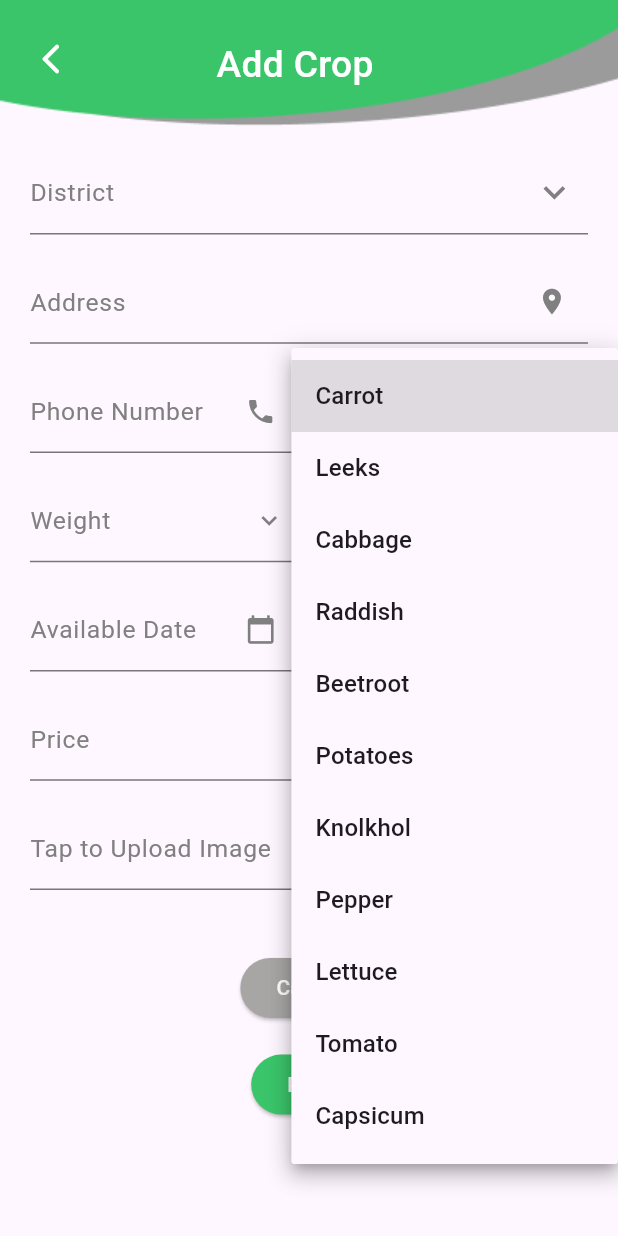
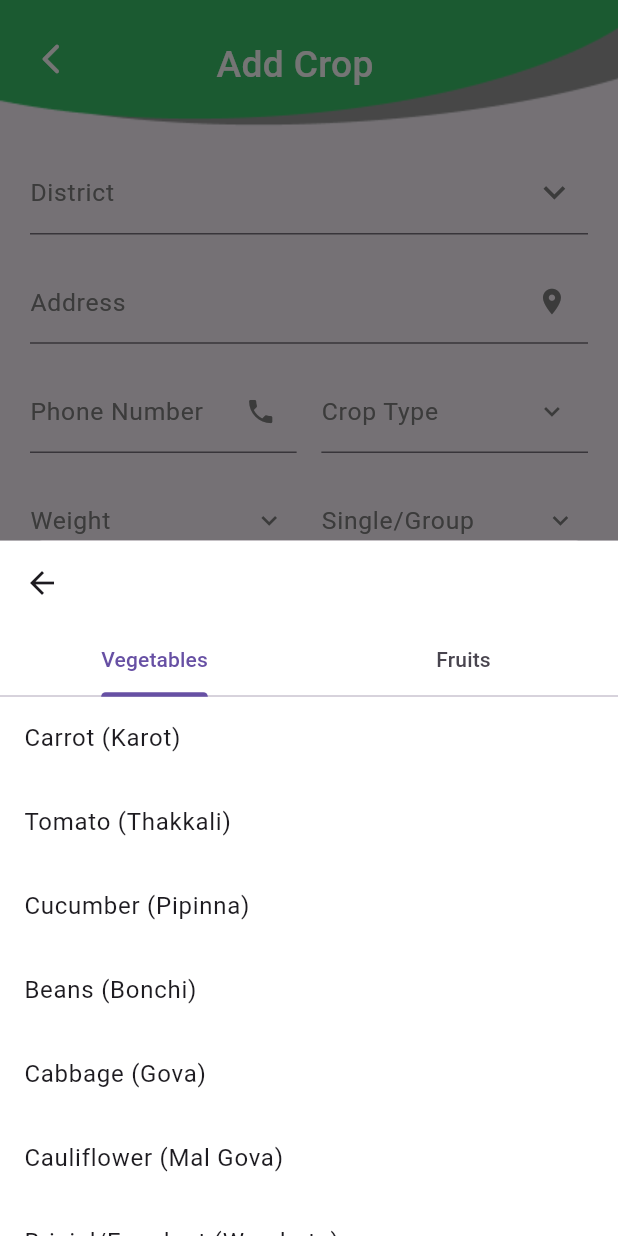
Before and after one commit to QuadraBytes/green_market_test, a Flutter app: the AddCropScreen screen opened directly, after a tap on "Crop Type", on a phone screen of 412 x 824 dp. Run offline on Flutter 3.47's test engine with Material 3 defaults, Android fonts, the light colour scheme and no system bars; our stand-ins replace cloud_firestore, community_material_icon, connectivity_plus, device_preview, firebase_auth, firebase_core and 7 more; missing offline and left inert: email_otp; accounts and stored records are empty.

Commit message:
Connectivity checking and add crop finalized

```diff
--- a/lib/models/models.dart
+++ b/lib/models/models.dart
@@ -55,3 +55,76 @@ const cropTypes = [
 ];
 
 const groupType = ['Single', 'Group'];
+
+const vegetables = [
+  "Carrot (Karot)",
+  "Tomato (Thakkali)",
+  "Cucumber (Pipinna)",
+  "Beans (Bonchi)",
+  "Cabbage (Gova)",
+  "Cauliflower (Mal Gova)",
+  "Brinjal/Eggplant (Wambatu)",
+  "Bitter Gourd (Karavila)",
+  "Pumpkin (Wattakka)",
+  "Snake Gourd (Pathola)",
+  "Bottle Gourd (Labu)",
+  "Ash Plantain (Alu Kesel)",
+  "Winged Beans (Dambala)",
+  "Drumstick (Murunga)",
+  "Leeks (Leeks)",
+  "Beetroot (Rathu ala)",
+  "Radish (Rabu)",
+  "Spinach (Nivithi)",
+  "Amaranth (Thampala)",
+  "Okra (Bandakka)",
+  "Green Chillies (Amu Miris)",
+  "Capsicum (Malumiris)",
+  "Onion (Luunu)",
+  "Garlic (Sudulunu)",
+  "Ginger (Inguru)",
+  "Potato (Ala)",
+  "Sweet Potato (Bathala)",
+  "Yam (Kiri Ala, Raja Ala, Katu Ala)",
+  "Cassava (Manyokka)",
+  "Kohila (Kohila)",
+  "Turmeric (Kaha)",
+  "Coriander (Kottamalli)",
+  "Fenugreek (Uluhal)",
+  "Mint (Minchi)",
+  "Curry Leaves (Karapincha)",
+  "Water Spinach (Kankun)",
+  "Spring Onion (Kola Lunu)",
+  "Zucchini (Zucchini)"
+];
+
+const fruits = [
+  "Banana (Kesel)",
+  "Mango (Amba)",
+  "Papaya (Papol)",
+  "Pineapple (Annasi)",
+  "Jackfruit (Waraka)",
+  "Durian (Duriyan)",
+  "Rambutan (Rambutan)",
+  "Mangosteen (Mangus)",
+  "Avocado (Aligatapera)",
+  "Guava (Pera)",
+  "Wood Apple (Diwul)",
+  "Soursop (Katu Anoda)",
+  "Passion Fruit (Wel Dodam)",
+  "Watermelon (Peni Komadu)",
+  "Orange (Dodan)",
+  "Grapes (Midi)",
+  "Pomegranate (Delum)",
+  "Lime (Dehi)",
+  "Lemon (Lemon)",
+  "Apple (Alpple)",
+  "Tamarind (Siyambala)",
+  "Sapodilla (Sapathilla)",
+  "Custard Apple (Anoda)",
+  "Starfruit (Kamaranga)",
+  "Dragon Fruit",
+  "Bellyache Bush (Nelli)",
+  "Bilimbi (Bilin)",
+  "Pomelo (Jambola)",
+  "Rose Apple (Jambu)"
+];
--- a/lib/screens/add_crop_screen.dart
+++ b/lib/screens/add_crop_screen.dart
@@ -113,17 +113,6 @@ class _AddCropScreenState extends State<AddCropScreen> {
       }
 
       try {
-        // List imagesUrls = [];
-
-        // for (var image in _images) {
-        //   var imageName = DateTime.now().millisecondsSinceEpoch.toString();
-        //   var storageRef =
-        //       FirebaseStorage.instance.ref().child('$imageName.jpg');
-        //   var uploadTask = storageRef.putFile(image!);
-        //   var downloadUrl = await (await uploadTask).ref.getDownloadURL();
-        //   imagesUrls.add(downloadUrl);
-        // }
-
         var imageName = DateTime.now().millisecondsSinceEpoch.toString();
         var storageRef = FirebaseStorage.instance.ref().child('$imageName.jpg');
         var uploadTask = storageRef.putFile(_image!);
@@ -157,6 +146,73 @@ Navigator.of(context).pushAndRemoveUntil(
             backgroundColor: Colors.red));
       }
     }
+  }
+
+  void showCropTypes() {
+    showModalBottomSheet<void>(
+        context: context,
+        builder: (BuildContext context) {
+          return DefaultTabController(
+            length: 2,
+            child: Scaffold(
+              appBar: AppBar(
+                backgroundColor: Colors.white,
+                elevation: 0,
+                bottom: const TabBar(
+                  tabs: [
+                    Tab(text: 'Vegetables'),
+                    Tab(text: 'Fruits'),
+                  ],
+                ),
+              ),
+              body: TabBarView(
+                children: [
+                  Container(
+                    color: Colors.white, // Background color for Vegetables
+                    child: ListView.builder(
+                      itemCount: vegetables.length,
+                      itemBuilder: (BuildContext context, int index) {
+                        return ListTile(
+                          title: Text(
+                            vegetables[index],
+                            style: TextStyle(fontSize: 16),
+                          ),
+                          onTap: () {
+                            setState(() {
+                              _cropType = vegetables[index];
+                            });
+                            Navigator.pop(context);
+                          },
+                        );
+                      },
+                    ),
+                  ),
+                  Container(
+                    color: Colors.white, // Background color for Fruits
+                    child: ListView.builder(
+                      itemCount: fruits.length,
+                      itemBuilder: (BuildContext context, int index) {
+                        return ListTile(
+                          title: Text(
+                            fruits[index],
+                            style: TextStyle(fontSize: 16),
+                          ),
+                          onTap: () {
+                            setState(() {
+                              _cropType = fruits[index];
+                              //  _cropTypeController.text = _cropType; // Update the TextFormField
+                            });
+                            Navigator.pop(context);
+                          },
+                        );
+                      },
+                    ),
+                  ),
+                ],
+              ),
+            ),
+          );
+        });
   }
 
   @override
@@ -268,8 +324,7 @@ Navigator.of(context).pushAndRemoveUntil(
                             style: TextStyle(fontWeight: FontWeight.w500),
                             keyboardType: TextInputType.number,
                             inputFormatters: <TextInputFormatter>[
-                              FilteringTextInputFormatter
-                                  .digitsOnly, // Only allow digits
+                              FilteringTextInputFormatter.digitsOnly,
                             ],
                             onSaved: (value) {
                               _phoneNumber = value;
@@ -278,36 +333,31 @@ Navigator.of(context).pushAndRemoveUntil(
                         ),
                         SizedBox(width: size.width * 0.04),
                         Expanded(
-                          child: DropdownButtonFormField<String>(
+                          child: GestureDetector(
+                            onTap: showCropTypes,
+                            child: AbsorbPointer(
+                              child: TextFormField(
                                 decoration: InputDecoration(
                                     labelText: 'Crop Type',
                                     labelStyle: TextStyle(
+                                      color: kColor4,
                                       fontSize: size.height * 0.02,
-                                  color: kColor4,
                                     ),
                                     focusedBorder: UnderlineInputBorder(
                                         borderSide:
-                                        BorderSide(color: Colors.black))),
-                            icon: Padding(
-                              padding: const EdgeInsets.only(right: 8.0),
-                              child: Icon(
+                                            BorderSide(color: Colors.black)),
+                                    suffixIcon: Icon(
                                       Icons.keyboard_arrow_down_outlined,
                                       size: size.height * 0.025,
                                       color: kColor4,
+                                    )),
+                                controller: TextEditingController(
+                                  text: _cropType == null
+                                      ? ''
+                                      : _cropType.toString(),
                                 ),
                               ),
-                            items: cropTypes.map((String crop) {
-                              return DropdownMenuItem<String>(
-                                value: crop,
-                                child: Text('$crop',
-                                    style: TextStyle(fontSize: 16)),
-                              );
-                            }).toList(),
-                            onChanged: (value) {
-                              setState(() {
-                                _cropType = value;
-                              });
-                            },
+                            ),
                           ),
                         ),
                       ],
--- a/lib/screens/splash_screen.dart
+++ b/lib/screens/splash_screen.dart
@@ -69,8 +69,7 @@ class _SplashScreenState extends State<SplashScreen> {
   @override
   void initState() {
     super.initState();
-    loadModeState();
-    checkInternetConnection();
+    loadModeState().then((_) => checkInternetConnection());
   }
 
   @override
```
Also changed, not shown: lib/screens/add_requirement_screen.dart (+81 -24 lines). Lines whose indentation alone changed are shown as unchanged.
